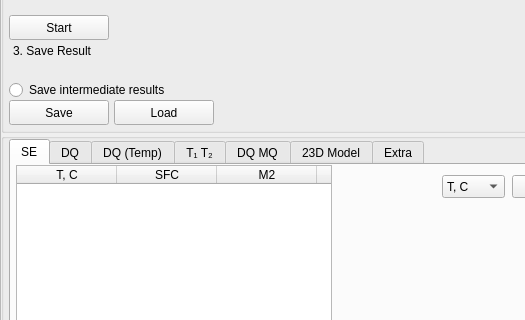
Qt form form.ui (timesama/M2-Approach) before a commit; both pictures show x 0 to 525 and y 101 to 421 of the 1000 by 700 pixel window.
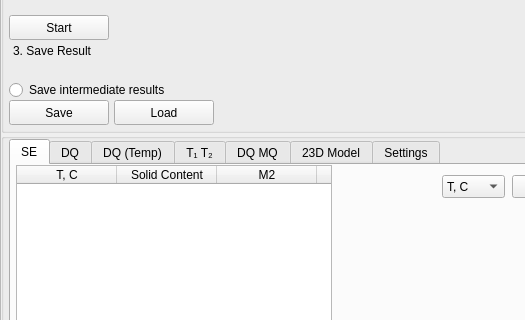
The same form after that commit. The open tabs and pages were chosen to show the change. Custom widgets are drawn as their Qt base class.

Commit message: Working on printing SE to the table

Patch:
```diff
--- a/form.ui
+++ b/form.ui
@@ -829,7 +829,7 @@
                    </column>
                    <column>
                     <property name="text">
-                     <string>SFC</string>
+                     <string>Solid Content</string>
                     </property>
                    </column>
                    <column>
@@ -2940,7 +2940,7 @@
              </widget>
              <widget class="QWidget" name="z_Extra">
               <attribute name="title">
-               <string>Extra</string>
+               <string>Settings</string>
               </attribute>
               <widget class="QTextEdit" name="textEdit_11">
                <property name="geometry">
```
Left out of the diff: 4 changed lines with no effect on the pictures. The commit also changes 1 other file.
